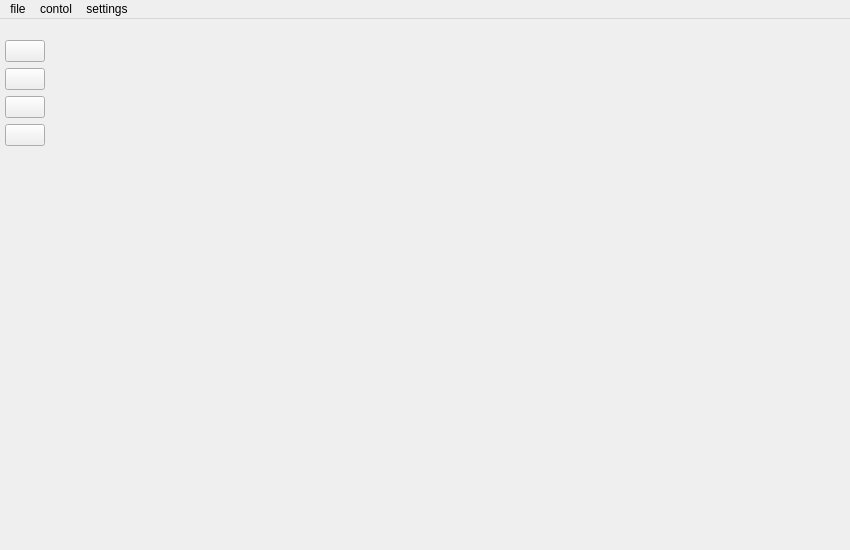
First picture: the form in src/mainWindow/mainwindow.ui, repository graffiitt/hamster_gui, before the edit.
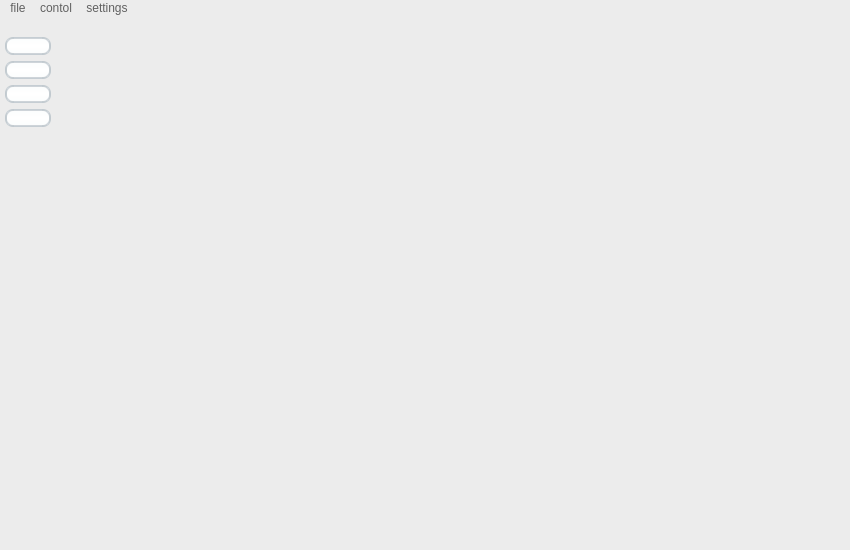
Second picture: the form after the edit. Icons and pictures are not drawn.

Diff of the .ui file:
```diff
--- a/src/mainWindow/mainwindow.ui
+++ b/src/mainWindow/mainwindow.ui
@@ -17,6 +17,423 @@
    <iconset resource="../../resource/resource.qrc">
     <normaloff>:/icons/img/icon.png</normaloff>:/icons/img/icon.png</iconset>
   </property>
+  <property name="styleSheet">
+   <string notr="true">QMainWindow {
+    background-color:#ececec;
+}
+QPushButton, QToolButton, QCommandLinkButton{
+    padding: 0 5px 0 5px;
+    border-style: solid;
+    border-top-color: qlineargradient(spread:pad, x1:0, y1:0, x2:0, y2:1, stop:0 #c1c9cf, stop:1 #d2d8dd);
+    border-right-color: qlineargradient(spread:pad, x1:1, y1:0, x2:0, y2:0, stop:0 #c1c9cf, stop:1 #d2d8dd);
+    border-bottom-color: qlineargradient(spread:pad, x1:0, y1:1, x2:0, y2:0, stop:0 #c1c9cf, stop:1 #d2d8dd);
+    border-left-color: qlineargradient(spread:pad, x1:0, y1:0, x2:1, y2:0, stop:0 #c1c9cf, stop:1 #d2d8dd);
+    border-width: 2px;
+    border-radius: 8px;
+    color: #616161;
+    font-weight: bold;
+    background-color: qlineargradient(spread:pad, x1:0.5, y1:0, x2:0.5, y2:1, stop:0 #fbfdfd, stop:0.5 #ffffff, stop:1 #fbfdfd);
+}
+QPushButton::default, QToolButton::default, QCommandLinkButton::default{
+    border: 2px solid transparent;
+    color: #FFFFFF;
+    background-color: qlineargradient(spread:pad, x1:0.5, y1:0, x2:0.5, y2:1, stop:0 #84afe5, stop:1 #1168e4);
+}
+QPushButton:hover, QToolButton:hover, QCommandLinkButton:hover{
+    color: #3d3d3d;
+}
+QPushButton:pressed, QToolButton:pressed, QCommandLinkButton:pressed{
+    color: #aeaeae;
+    background-color: qlineargradient(spread:pad, x1:0.5, y1:0, x2:0.5, y2:1, stop:0 #ffffff, stop:0.5 #fbfdfd, stop:1 #ffffff);
+}
+QPushButton:disabled, QToolButton:disabled, QCommandLinkButton:disabled{
+    color: #616161;
+    background-color: qlineargradient(spread:pad, x1:0.5, y1:0, x2:0.5, y2:1, stop:0 #dce7eb, stop:0.5 #e0e8eb, stop:1 #dee7ec);
+}
+QLineEdit, QTextEdit, QPlainTextEdit, QSpinBox, QDoubleSpinBox, QTimeEdit, QDateEdit, QDateTimeEdit {
+    border-width: 2px;
+    border-radius: 8px;
+    border-style: solid;
+    border-top-color: qlineargradient(spread:pad, x1:0.5, y1:1, x2:0.5, y2:0, stop:0 #c1c9cf, stop:1 #d2d8dd);
+    border-right-color: qlineargradient(spread:pad, x1:0, y1:0, x2:1, y2:0, stop:0 #c1c9cf, stop:1 #d2d8dd);
+    border-bottom-color: qlineargradient(spread:pad, x1:0.5, y1:0, x2:0.5, y2:1, stop:0 #c1c9cf, stop:1 #d2d8dd);
+    border-left-color: qlineargradient(spread:pad, x1:1, y1:0, x2:0, y2:0, stop:0 #c1c9cf, stop:1 #d2d8dd);
+    background-color: #f4f4f4;
+    color: #3d3d3d;
+}
+QLineEdit:focus, QTextEdit:focus, QPlainTextEdit:focus, QSpinBox:focus, QDoubleSpinBox:focus, QTimeEdit:focus, QDateEdit:focus, QDateTimeEdit:focus {
+    border-width: 2px;
+    border-radius: 8px;
+    border-style: solid;
+    border-top-color: qlineargradient(spread:pad, x1:0.5, y1:1, x2:0.5, y2:0, stop:0 #85b7e3, stop:1 #9ec1db);
+    border-right-color: qlineargradient(spread:pad, x1:0, y1:0, x2:1, y2:0, stop:0 #85b7e3, stop:1 #9ec1db);
+    border-bottom-color: qlineargradient(spread:pad, x1:0.5, y1:0, x2:0.5, y2:1, stop:0 #85b7e3, stop:1 #9ec1db);
+    border-left-color: qlineargradient(spread:pad, x1:1, y1:0, x2:0, y2:0, stop:0 #85b7e3, stop:1 #9ec1db);
+    background-color: #f4f4f4;
+    color: #3d3d3d;
+}
+QLineEdit:disabled, QTextEdit:disabled, QPlainTextEdit:disabled, QSpinBox:disabled, QDoubleSpinBox:disabled, QTimeEdit:disabled, QDateEdit:disabled, QDateTimeEdit:disabled {
+    color: #b9b9b9;
+}
+QSpinBox::up-button, QDoubleSpinBox::up-button, QTimeEdit::up-button, QDateEdit::up-button, QDateTimeEdit::up-button {
+    subcontrol-origin: padding;
+    subcontrol-position: top right;
+    width: 15px;
+    color: #272727;
+    border-left-width: 1px;
+    border-left-color: darkgray;
+    border-left-style: solid;
+    border-top-right-radius: 3px;
+    padding: 3px;
+}
+QSpinBox::down-button, QDoubleSpinBox::down-button, QTimeEdit::down-button, QDateEdit::down-button, QDateTimeEdit::down-button {
+    subcontrol-origin: padding;
+    subcontrol-position: bottom right;
+    width: 15px;
+    color: #272727;
+    border-left-width: 1px;
+    border-left-color: darkgray;
+    border-left-style: solid;
+    border-bottom-right-radius: 3px;
+    padding: 3px;
+}
+QSpinBox::up-button:pressed, QDoubleSpinBox::up-button:pressed, QTimeEdit::up-button:pressed, QDateEdit::up-button:pressed, QDateTimeEdit::up-button:pressed {
+    color: #aeaeae;
+    background-color: qlineargradient(spread:pad, x1:0.5, y1:0, x2:0.5, y2:1, stop:0 #ffffff, stop:0.5 #fbfdfd, stop:1 #ffffff);
+}
+QSpinBox::down-button:pressed, QDoubleSpinBox::down-button:pressed, QTimeEdit::down-button:pressed, QDateEdit::down-button:pressed, QDateTimeEdit::down-button:pressed {
+    color: #aeaeae;
+    background-color: qlineargradient(spread:pad, x1:0.5, y1:0, x2:0.5, y2:1, stop:0 #ffffff, stop:0.5 #fbfdfd, stop:1 #ffffff);
+}
+QSpinBox::up-button:hover, QDoubleSpinBox::up-button:hover, QTimeEdit::up-button:hover, QDateEdit::up-button:hover, QDateTimeEdit::up-button:hover {
+    color: #FFFFFF;
+    border-top-right-radius: 5px;
+    background-color: qlineargradient(spread:pad, x1:0.5, y1:0, x2:0.5, y2:1, stop:0 #84afe5, stop:1 #1168e4);
+    
+}
+QSpinBox::down-button:hover, QDoubleSpinBox::down-button:hover, QTimeEdit::down-button:hover, QDateEdit::down-button:hover, QDateTimeEdit::down-button:hover {
+    color: #FFFFFF;
+    border-bottom-right-radius: 5px;
+    background-color: qlineargradient(spread:pad, x1:0.5, y1:0, x2:0.5, y2:1, stop:0 #84afe5, stop:1 #1168e4);
+}
+QSpinBox::up-arrow, QDoubleSpinBox::up-arrow, QTimeEdit::up-arrow, QDateEdit::up-arrow, QDateTimeEdit::up-arrow {
+    image: url(/usr/share/icons/Adwaita/16x16/actions/go-up-symbolic.symbolic.png);
+}
+QSpinBox::down-arrow, QDoubleSpinBox::down-arrow, QTimeEdit::down-arrow, QDateEdit::down-arrow, QDateTimeEdit::down-arrow {
+    image: url(/usr/share/icons/Adwaita/16x16/actions/go-down-symbolic.symbolic.png);
+}
+QProgressBar {
+    max-height: 8px;
+    text-align: center;
+    font: italic bold 11px;
+    color: #3d3d3d;
+    border: 1px solid transparent;
+    border-radius:4px;
+    background-color: qlineargradient(spread:pad, x1:0, y1:0, x2:0, y2:1, stop:0 #ddd5d5, stop:0.5 #dad3d3, stop:1 #ddd5d5);
+}
+QProgressBar::chunk {
+    background-color: qlineargradient(spread:pad, x1:0, y1:0, x2:0, y2:1, stop:0 #467dd1, stop:0.5 #3b88fc, stop:1 #467dd1);
+    border-radius: 4px;
+}
+QProgressBar:disabled {
+    color: #616161;
+}
+QProgressBar::chunk:disabled {
+    background-color: #aeaeae;
+}
+QSlider::groove {
+    border: 1px solid #bbbbbb;
+    background-color: #52595d;
+    border-radius: 4px;
+}
+QSlider::groove:horizontal {
+    height: 6px;
+}
+QSlider::groove:vertical {
+    width: 6px;
+}
+QSlider::handle:horizontal {
+    background: #ffffff;
+    border-style: solid;
+    border-width: 1px;
+    border-color: rgb(207,207,207);
+    width: 12px;
+    margin: -5px 0;
+    border-radius: 7px;
+}
+QSlider::handle:vertical {
+    background: #ffffff;
+    border-style: solid;
+    border-width: 1px;
+    border-color: rgb(207,207,207);
+    height: 12px;
+    margin: 0 -5px;
+    border-radius: 7px;
+}
+QSlider::add-page, QSlider::sub-page {
+    border: 1px transparent;
+    background-color: #52595d;
+    border-radius: 4px;
+}
+QSlider::add-page:horizontal {
+    background: qlineargradient(spread:pad, x1:0, y1:0, x2:0, y2:1, stop:0 #ddd5d5, stop:0.5 #dad3d3, stop:1 #ddd5d5);
+}
+QSlider::sub-page:horizontal {
+    background-color: qlineargradient(spread:pad, x1:0, y1:0, x2:1, y2:0, stop:0 #467dd1, stop:0.5 #3b88fc, stop:1 #467dd1);
+}
+QSlider::add-page:vertical {
+    background-color: qlineargradient(spread:pad, x1:0, y1:0, x2:0, y2:1, stop:0 #467dd1, stop:0.5 #3b88fc, stop:1 #467dd1);
+}
+QSlider::sub-page:vertical {
+    background: qlineargradient(spread:pad, x1:0, y1:0, x2:1, y2:0, stop:0 #ddd5d5, stop:0.5 #dad3d3, stop:1 #ddd5d5);
+}
+QSlider::add-page:horizontal:disabled, QSlider::sub-page:horizontal:disabled, QSlider::add-page:vertical:disabled, QSlider::sub-page:vertical:disabled {
+    background: #b9b9b9;
+}
+QComboBox, QFontComboBox {
+    border-width: 2px;
+    border-radius: 8px;
+    border-style: solid;
+    border-top-color: qlineargradient(spread:pad, x1:0.5, y1:1, x2:0.5, y2:0, stop:0 #c1c9cf, stop:1 #d2d8dd);
+    border-right-color: qlineargradient(spread:pad, x1:0, y1:0, x2:1, y2:0, stop:0 #c1c9cf, stop:1 #d2d8dd);
+    border-bottom-color: qlineargradient(spread:pad, x1:0.5, y1:0, x2:0.5, y2:1, stop:0 #c1c9cf, stop:1 #d2d8dd);
+    border-left-color: qlineargradient(spread:pad, x1:1, y1:0, x2:0, y2:0, stop:0 #c1c9cf, stop:1 #d2d8dd);
+    background-color: #f4f4f4;
+    color: #272727;
+    padding-left: 5px;
+}
+QComboBox:editable, QComboBox:!editable, QComboBox::drop-down:editable, QComboBox:!editable:on, QComboBox::drop-down:editable:on {
+    background: #ffffff;
+}
+QComboBox::drop-down {
+    subcontrol-origin: padding;
+    subcontrol-position: top right;
+    width: 15px;
+    color: #272727;
+    border-left-width: 1px;
+    border-left-color: darkgray;
+    border-left-style: solid;
+    border-top-right-radius: 3px;
+    border-bottom-right-radius: 3px;
+}
+QComboBox::down-arrow {
+    image: url(/usr/share/icons/Adwaita/16x16/actions/go-down-symbolic.symbolic.png); /*Adawaita icon thene*/
+}
+
+QComboBox::down-arrow:on {
+    top: 1px;
+    left: 1px;
+}
+QComboBox QAbstractItemView {
+    border: 1px solid darkgray;
+    border-radius: 8px;
+    selection-background-color: #dadada;
+    selection-color: #272727;
+    color: #272727;
+    background: white;
+}
+QLabel, QCheckBox, QRadioButton {
+    color: #272727;
+}
+QCheckBox {
+    padding: 2px;
+}
+QCheckBox:disabled, QRadioButton:disabled {
+    color: #808086;
+    padding: 2px;
+}
+
+QCheckBox:hover {
+    border-radius:4px;
+    border-style:solid;
+    padding-left: 1px;
+    padding-right: 1px;
+    padding-bottom: 1px;
+    padding-top: 1px;
+    border-width:1px;
+    border-color: transparent;
+}
+QCheckBox::indicator:checked {
+    image: url(/usr/share/icons/Adwaita/16x16/actions/object-select-symbolic.symbolic.png);
+    height: 15px;
+    width: 15px;
+    border-style:solid;
+    border-width: 1px;
+    border-color: #48a5fd;
+    color: #ffffff;
+    border-radius: 3px;
+    background-color: qlineargradient(spread:pad, x1:0, y1:0, x2:0, y2:1, stop:0 #48a5fd, stop:0.5 #329cfb, stop:1 #48a5fd);
+}
+QCheckBox::indicator:unchecked {
+    
+    height: 15px;
+    width: 15px;
+    border-style:solid;
+    border-width: 1px;
+    border-color: #48a5fd;
+    border-radius: 3px;
+    background-color: #fbfdfa;
+}
+QLCDNumber {
+    color: #616161;;
+}
+QMenuBar {
+    background-color: #ececec;
+}
+QMenuBar::item {
+    color: #616161;
+    spacing: 3px;
+    padding: 1px 4px;
+    background-color: #ececec;
+}
+
+QMenuBar::item:selected {
+    background-color: #dadada;
+    color: #3d3d3d;
+}
+QMenu {
+    background-color: #ececec;
+}
+QMenu::item:selected {
+    background-color: #dadada;
+    color: #3d3d3d;
+}
+QMenu::item {
+    color: #616161;;
+    background-color: #e0e0e0;
+}
+QTabWidget {
+    color:rgb(0,0,0);
+    background-color:#000000;
+}
+QTabWidget::pane {
+    border-color: #050a0e;
+    background-color: #e0e0e0;
+    border-width: 1px;
+    border-radius: 4px;
+    position: absolute;
+    top: -0.5em;
+    padding-top: 0.5em;
+}
+
+QTabWidget::tab-bar {
+    alignment: center;
+}
+
+QTabBar::tab {
+    border-bottom: 1px solid #c0c0c0;
+    padding: 3px;
+    color: #272727;
+    background-color: #fefefc;
+    margin-left:0px;
+}
+QTabBar::tab:!last {
+    border-right: 1px solid;
+    border-right-color: #c0c0c0;
+    border-bottom-color: #c0c0c0;
+}
+QTabBar::tab:first {
+    border-top-left-radius: 4px;
+    border-bottom-left-radius: 4px;
+}
+QTabBar::tab:last {
+    border-top-right-radius: 4px;
+    border-bottom-right-radius: 4px;
+}
+QTabBar::tab:selected, QTabBar::tab:last:selected, QTabBar::tab:hover {
+    color: #FFFFFF;
+    background-color: qlineargradient(spread:pad, x1:0.5, y1:0, x2:0.5, y2:1, stop:0 #84afe5, stop:1 #1168e4);
+}
+QRadioButton::indicator {
+    height: 14px;
+    width: 14px;
+    border-style:solid;
+    border-radius:7px;
+    border-width: 1px;
+}
+QRadioButton::indicator:checked {
+    border-color: #48a5fd;
+    background-color: qradialgradient(cx:0.5, cy:0.5, radius:0.4,fx:0.5, fy:0.5, stop:0 #ffffff, stop:0.5 #ffffff, stop:0.6 #48a5fd, stop:1 #48a5fd);
+}
+QRadioButton::indicator:!checked {
+    border-color: #a9b7c6;
+    background-color: #fbfdfa;
+}
+QStatusBar {
+    color:#027f7f;
+}
+
+QDial {
+    background: #16a085;
+}
+
+QToolBox {
+    color: #a9b7c6;
+    background-color: #222b2e;
+}
+QToolBox::tab {
+    color: #a9b7c6;
+    background-color:#222b2e;
+}
+QToolBox::tab:selected {
+    color: #FFFFFF;
+    background-color:#222b2e;
+}
+QScrollArea {
+    color: #FFFFFF;
+    background-color:#222b2e;
+}
+
+QScrollBar:horizontal {
+	max-height: 10px;
+	border: 1px transparent grey;
+	margin: 0px 20px 0px 20px;
+	background: transparent;
+}
+QScrollBar:vertical {
+	max-width: 10px;
+	border: 1px transparent grey;
+	margin: 20px 0px 20px 0px;
+	background: transparent;
+}
+QScrollBar::handle:vertical, QScrollBar::handle:horizontal {
+	background: #52595d;
+	border-style: transparent;
+	border-radius: 4px;
+	min-height: 25px;
+}
+QScrollBar::handle:horizontal:hover, QScrollBar::handle:vertical:hover {
+	background: qlineargradient(spread:pad, x1:0, y1:0, x2:1, y2:0, stop:0 #467dd1, stop:0.5 #3b88fc, stop:1 #467dd1);
+}
+QScrollBar::add-line, QScrollBar::sub-line {
+    border: 2px transparent grey;
+    border-radius: 4px;
+    subcontrol-origin: margin;
+    background: #b9b9b9;
+}
+QScrollBar::add-line:horizontal {
+    width: 20px;
+    subcontrol-position: right;
+}
+QScrollBar::add-line:vertical {
+    height: 20px;
+    subcontrol-position: bottom;
+}
+QScrollBar::sub-line:horizontal {
+    width: 20px;
+    subcontrol-position: left;
+}
+QScrollBar::sub-line:vertical {
+    height: 20px;
+    subcontrol-position: top;
+}
+QScrollBar::add-line:vertical:pressed, QScrollBar::add-line:horizontal:pressed, QScrollBar::sub-line:horizontal:pressed, QScrollBar::sub-line:vertical:pressed {
+    background: qlineargradient(spread:pad, x1:0, y1:0, x2:1, y2:0, stop:0 #467dd1, stop:0.5 #3b88fc, stop:1 #467dd1);
+}
+QScrollBar::add-page:horizontal, QScrollBar::sub-page:horizontal, QScrollBar::add-page:vertical, QScrollBar::sub-page:vertical {
+    background: none;
+}</string>
+  </property>
   <property name="documentMode">
    <bool>false</bool>
   </property>
@@ -178,7 +595,7 @@
      <x>0</x>
      <y>0</y>
      <width>850</width>
-     <height>22</height>
+     <height>19</height>
     </rect>
    </property>
    <widget class="QMenu" name="menu">
```
